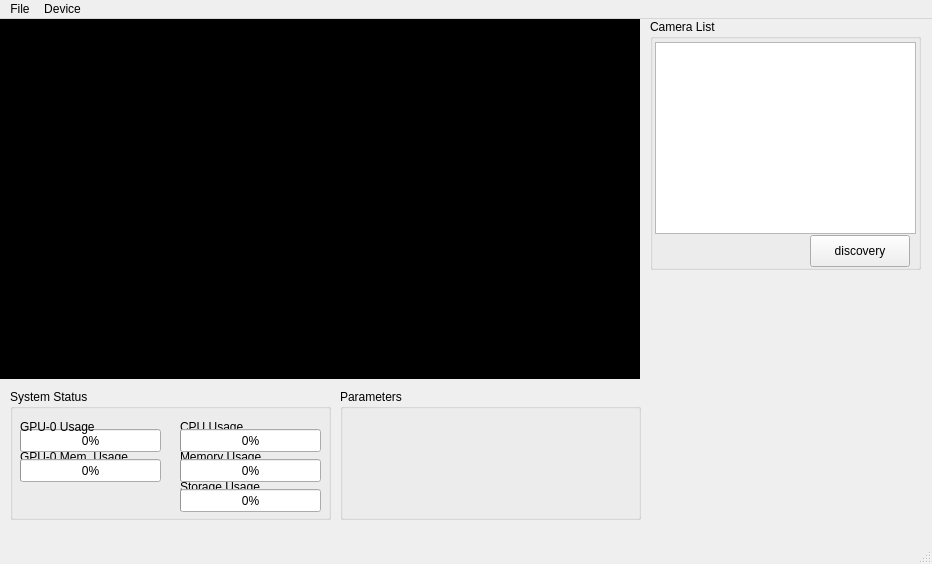
Above: app/surface_defect_monitor/window.ui from elecun/flame-autonomous before the change. Below: the same form after it.
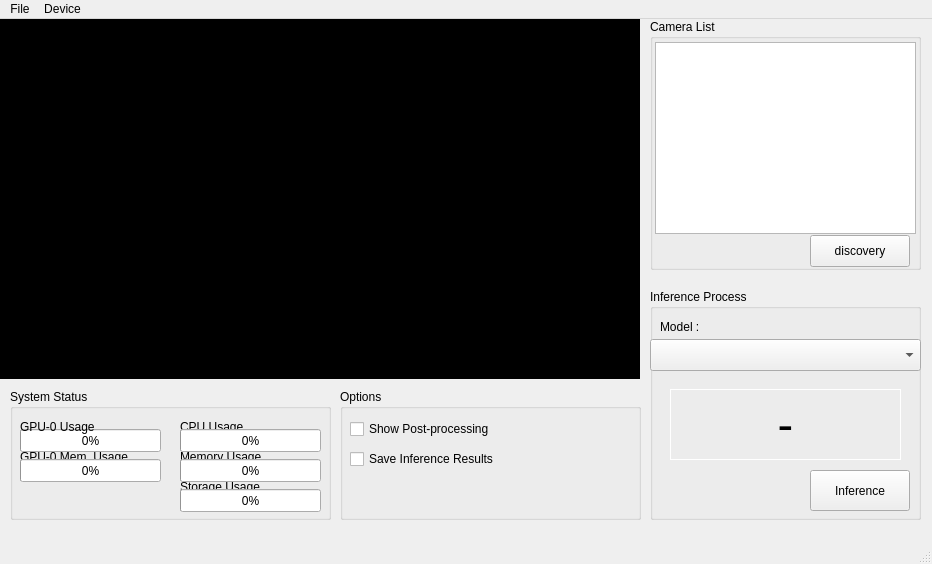
That is the form after the change. Icons and pictures are not drawn.

Diff of the .ui file:
```diff
--- a/app/surface_defect_monitor/window.ui
+++ b/app/surface_defect_monitor/window.ui
@@ -192,8 +192,34 @@
      </rect>
     </property>
     <property name="title">
-     <string>Parameters</string>
+     <string>Options</string>
     </property>
+    <widget class="QCheckBox" name="chkbox_show_postprocessing">
+     <property name="geometry">
+      <rect>
+       <x>10</x>
+       <y>30</y>
+       <width>161</width>
+       <height>20</height>
+      </rect>
+     </property>
+     <property name="text">
+      <string>Show Post-processing</string>
+     </property>
+    </widget>
+    <widget class="QCheckBox" name="chkbox_save_inference_results">
+     <property name="geometry">
+      <rect>
+       <x>10</x>
+       <y>60</y>
+       <width>161</width>
+       <height>20</height>
+      </rect>
+     </property>
+     <property name="text">
+      <string>Save Inference Results</string>
+     </property>
+    </widget>
    </widget>
    <widget class="QGroupBox" name="groupBox_3">
     <property name="geometry">
@@ -240,6 +266,83 @@
      </attribute>
     </widget>
    </widget>
+   <widget class="QGroupBox" name="groupBox_4">
+    <property name="geometry">
+     <rect>
+      <x>650</x>
+      <y>270</y>
+      <width>271</width>
+      <height>231</height>
+     </rect>
+    </property>
+    <property name="title">
+     <string>Inference Process</string>
+    </property>
+    <widget class="QPushButton" name="btn_inference">
+     <property name="geometry">
+      <rect>
+       <x>160</x>
+       <y>181</y>
+       <width>100</width>
+       <height>41</height>
+      </rect>
+     </property>
+     <property name="text">
+      <string>Inference</string>
+     </property>
+    </widget>
+    <widget class="QComboBox" name="cmbbox_inference_model">
+     <property name="geometry">
+      <rect>
+       <x>0</x>
+       <y>50</y>
+       <width>271</width>
+       <height>32</height>
+      </rect>
+     </property>
+    </widget>
+    <widget class="QLabel" name="label_6">
+     <property name="geometry">
+      <rect>
+       <x>10</x>
+       <y>30</y>
+       <width>51</width>
+       <height>16</height>
+      </rect>
+     </property>
+     <property name="text">
+      <string>Model :</string>
+     </property>
+    </widget>
+    <widget class="QLabel" name="label_inference_result">
+     <property name="geometry">
+      <rect>
+       <x>20</x>
+       <y>100</y>
+       <width>231</width>
+       <height>71</height>
+      </rect>
+     </property>
+     <property name="font">
+      <font>
+       <pointsize>35</pointsize>
+      </font>
+     </property>
+     <property name="styleSheet">
+      <string notr="true">border-color: rgb(255, 255, 255);
+border: 1px solid white;</string>
+     </property>
+     <property name="lineWidth">
+      <number>1</number>
+     </property>
+     <property name="text">
+      <string>-</string>
+     </property>
+     <property name="alignment">
+      <set>Qt::AlignCenter</set>
+     </property>
+    </widget>
+   </widget>
   </widget>
   <widget class="QMenuBar" name="menubar">
    <property name="geometry">
```
